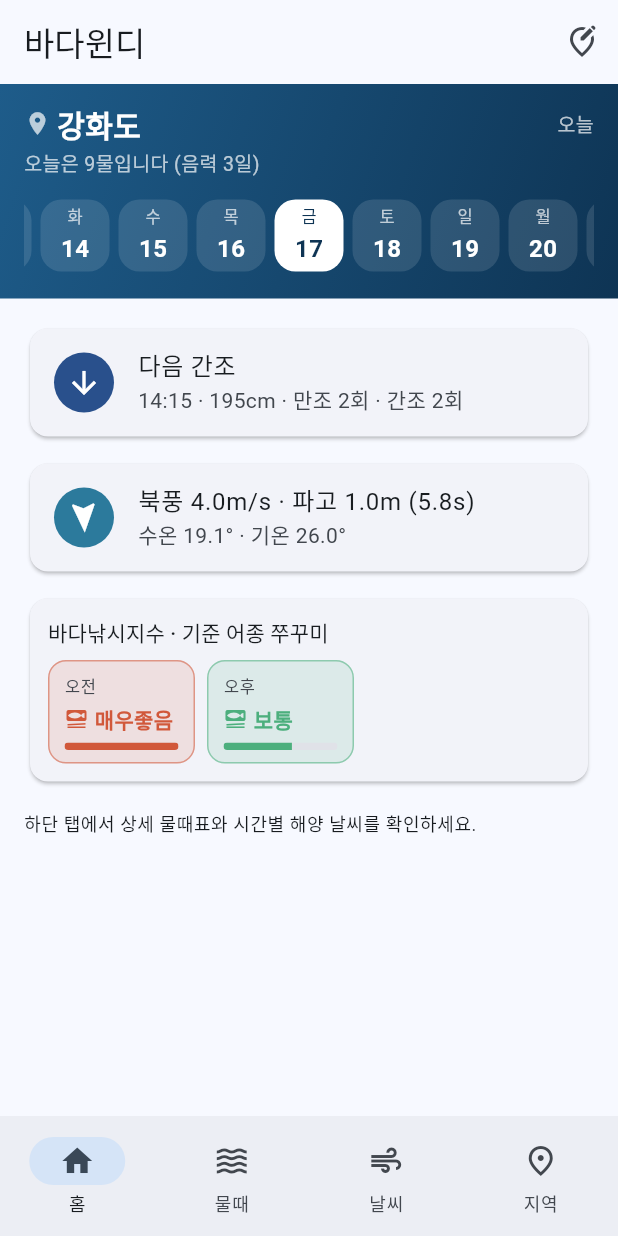
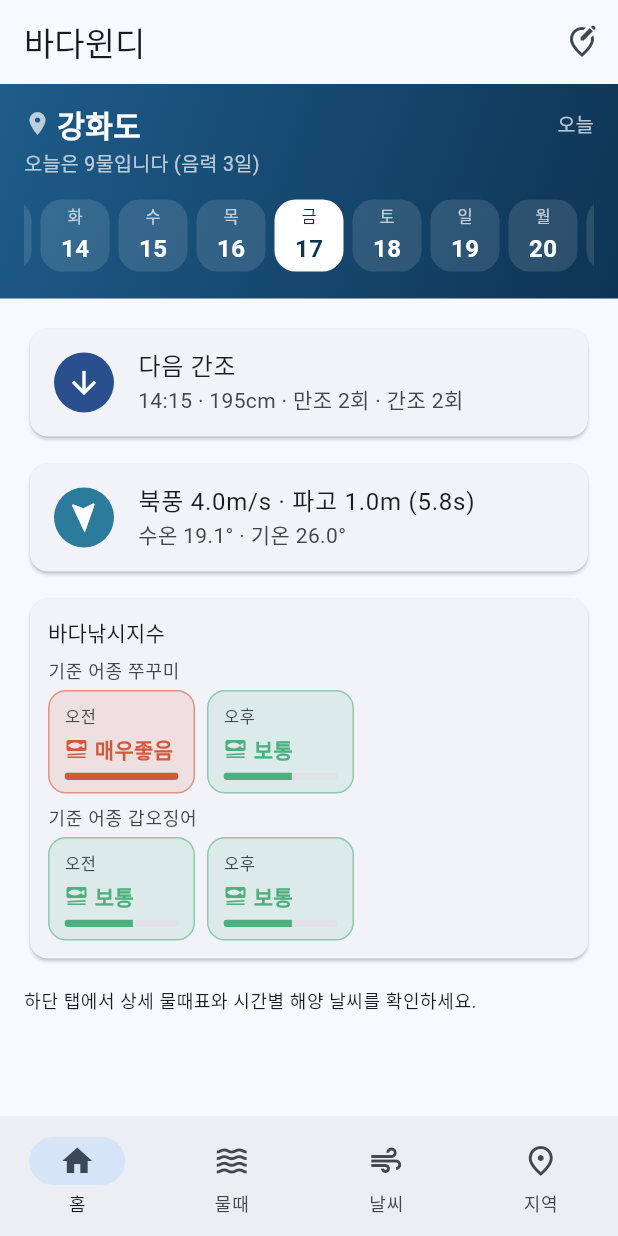
Before and after one commit to bisan74-lab/BadaMobile, a Flutter app: the screen it shows after launch, on a phone screen of 412 x 824 dp. Run offline on Flutter 3.47's test engine with Material 3 defaults, Android fonts, the phone set to English and light mode, and no system bars; our stand-ins replace flutter_riverpod, shared_preferences; network calls fail.

```diff
--- a/lib/features/home/presentation/home_screen.dart
+++ b/lib/features/home/presentation/home_screen.dart
@@ -214,20 +214,19 @@ class _HomeScreenState extends ConsumerState<HomeScreen> {
                   loading: () => const _LoadingCard(),
                   error: (e, _) => _ErrorCard(message: '낚시지수 오류: $e'),
                   data: (fishing) {
-                    final indices = fishing.representativeForDate(
+                    final groups = fishing.speciesGroupsForDate(
                       _date,
                       preferredSpecies: preferredSpeciesForRegion(
                         location.region,
                       ),
                     );
-                    if (indices.isEmpty) {
+                    if (groups.isEmpty) {
                       return const _InfoCard(
                         color: Color(0xFF4C9BC9),
                         icon: Icons.phishing,
                         title: Text('선택한 날짜의 낚시지수 정보가 없습니다'),
                       );
                     }
-                    final species = indices.first.species;
                     return Card(
                       child: Padding(
                         padding: const EdgeInsets.all(12),
@@ -235,12 +234,22 @@ class _HomeScreenState extends ConsumerState<HomeScreen> {
                           crossAxisAlignment: CrossAxisAlignment.start,
                           children: [
                             Text(
-                              species == null
-                                  ? '바다낚시지수'
-                                  : '바다낚시지수 · 기준 어종 $species',
+                              '바다낚시지수',
                               style: Theme.of(context).textTheme.titleSmall,
                             ),
+                            for (final indices in groups) ...[
                               const SizedBox(height: 8),
+                              if (indices.first.species != null)
+                                Text(
+                                  '기준 어종 ${indices.first.species}',
+                                  style: Theme.of(context).textTheme.labelMedium
+                                      ?.copyWith(
+                                        color: Theme.of(
+                                          context,
+                                        ).colorScheme.onSurfaceVariant,
+                                      ),
+                                ),
+                              const SizedBox(height: 4),
                               Row(
                                 children: [
                                   for (final index in indices) ...[
@@ -252,6 +261,7 @@ class _HomeScreenState extends ConsumerState<HomeScreen> {
                                   ],
                                 ],
                               ),
+                            ],
                           ],
                         ),
                       ),
```
Also changed, not shown: lib/features/fishing/data/models/fishing_index.dart (+21 -0 lines), lib/features/fishing/data/repositories/mock_fishing_repository.dart (+12 -4 lines), lib/features/tide/presentation/tide_screen.dart (+15 -13 lines), lib/features/weather/data/repositories/open_meteo_wind_field_repository.dart (+8 -3 lines), lib/features/weather/presentation/weather_screen.dart (+38 -19 lines), 4 other files. Lines whose indentation alone changed are shown as unchanged.
